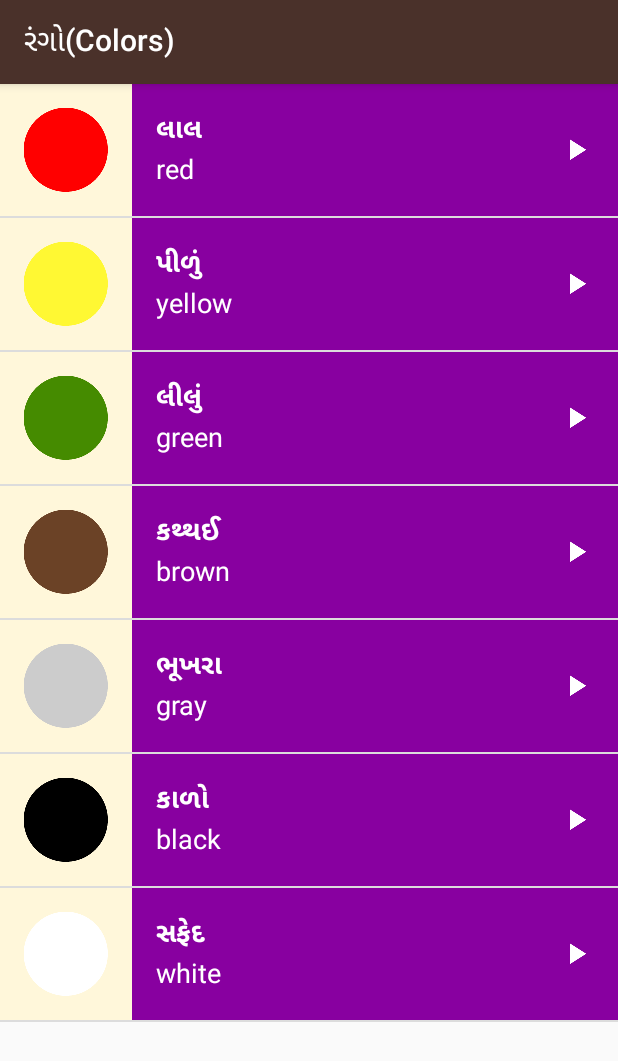
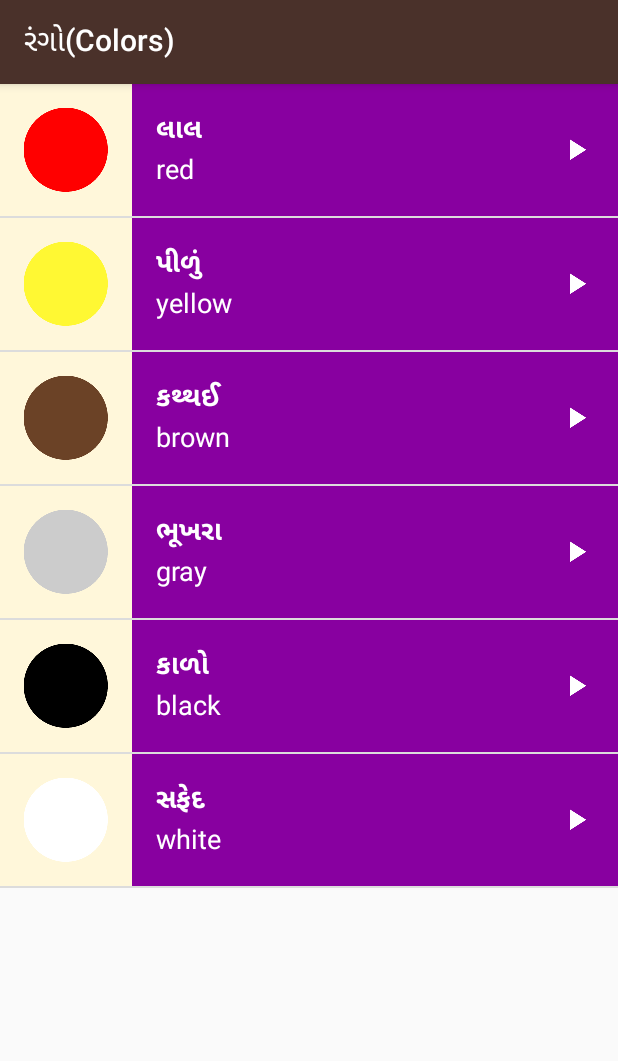
Before and after one commit to savanipoojan78/Gujarati, an Android app: the ColorsActivity screen opened directly, with no data from a screen before it, on a phone screen of 412 x 824 dp. Shown: the top 1061 px of the screen. Run offline under Robolectric (Android 15) with nearby library versions, the light colour scheme and no system bars.

Commit message:
Remove Color

```diff
--- a/app/src/main/java/com/example/android/miwok/ColorsActivity.java
+++ b/app/src/main/java/com/example/android/miwok/ColorsActivity.java
@@ -62,7 +62,7 @@ public class ColorsActivity extends AppCompatActivity {
         words.add(new Word("yellow", "પીળું", R.drawable.color_mustard_yellow,
                 R.raw.color_yellow));
 
-        words.add(new Word("green", "લીલું", R.drawable.color_green, R.raw.color_green));
+//        words.add(new Word("green", "લીલું", R.drawable.color_green, R.raw.color_green));
         words.add(new Word("brown", "કથ્થઈ", R.drawable.color_brown, R.raw.color_brown));
         words.add(new Word("gray", "ભૂખરા", R.drawable.color_gray, R.raw.color_grey));
         words.add(new Word("black", "કાળો", R.drawable.color_black, R.raw.color_black));
```
